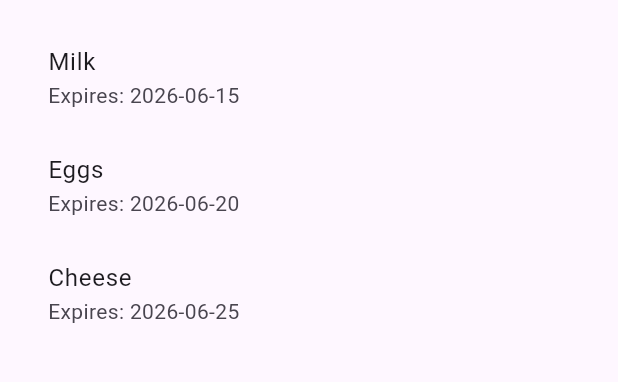
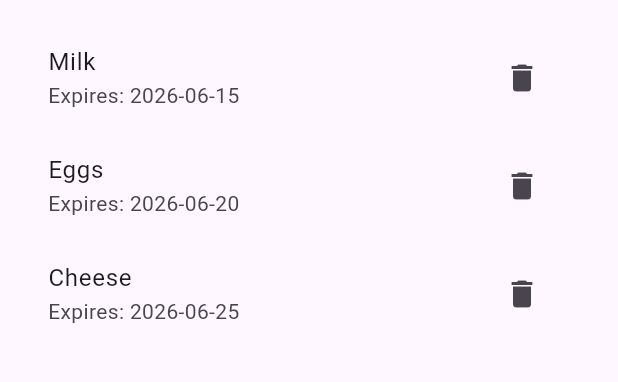
Before and after one commit to JLHC123/FoodApp_Test, a Flutter app: the screen it shows after launch, on a phone screen of 412 x 824 dp, the part 138-520 px from its top. Run offline on Flutter 3.47's test engine with Material 3 defaults, Android fonts, the phone set to English and light mode, and no system bars.

Commit message:
another step towards preparing to incorporating deletion of foods, though I realize I need to add id to the foods

```diff
--- a/FoodApp/food_app/lib/main.dart
+++ b/FoodApp/food_app/lib/main.dart
@@ -41,40 +41,17 @@
                       onTap: () {
                         print('${food['name']} tapped');
                       },
+                      trailing: IconButton(
+                        icon: const Icon(Icons.delete),
+                        onPressed: () {
+                          // Handle delete action
+                          print('Delete ${food['name']}');
+                        },
+                      )
                     );
                   }
                 )
               )
-              // Expanded(
-              //   child: ListView(
-              //     children: [
-              //       ListTile(
-              //         title: Text('Milk'),
-              //         subtitle: Text('Expires: 2026-06-15'),
-              //         onTap: () {
-              //           print('Milk tapped');
-              //         }
-              //       ),
-              //       ListTile(
-              //         title: Text('Eggs'),
-              //         subtitle: Text('Expires: 2026-06-20'),
-              //         onTap: () {
-              //           print('Eggs tapped');
-              //         }
-              //       ),
-              //       ListTile(
-              //         title: Text('Cheese'),
-              //         subtitle: Text('Expires: 2026-06-25'),
-              //         onTap: () {
-              //           print('Cheese tapped');
-              //         }
-              //       ),
-              //     ]
-              //   )
-              // )
-              // const Text('Milk - Expires: 2026-06-15'),
-              // const Text('Eggs - Expires: 2026-06-20'),
-              // const Text('Cheese - Expires: 2026-06-25'),
             ]
           )
         )
```
